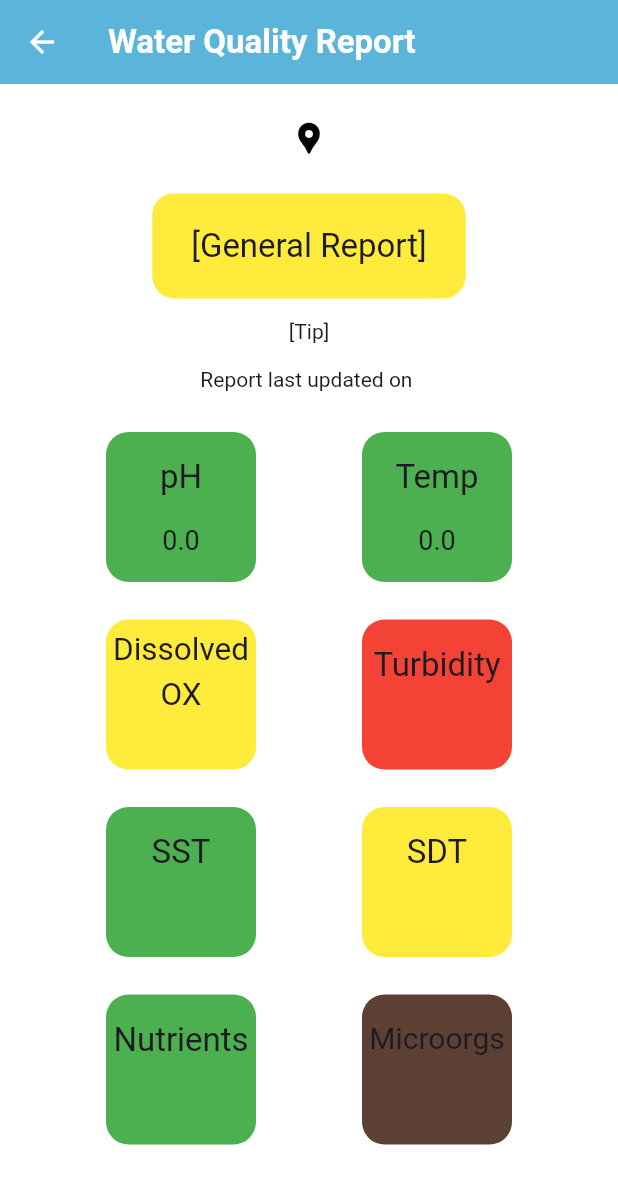
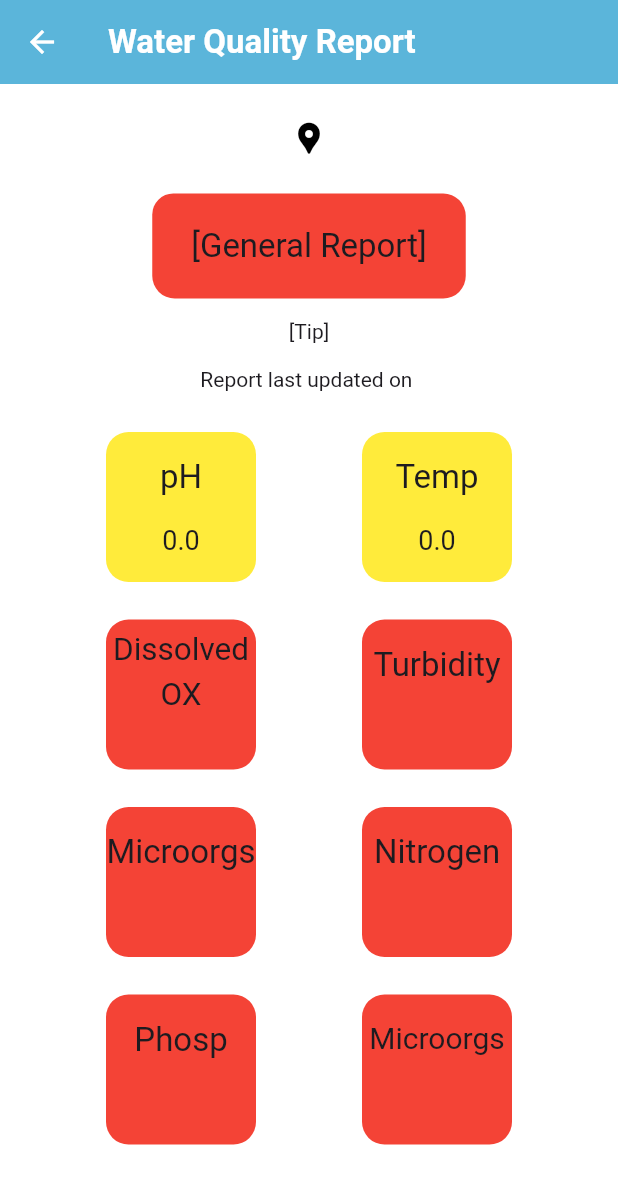
Before and after one commit to FEUP-LEIC-ES-2023-24/2LEIC03T3, a Flutter app: the WaterReportScreen screen opened directly with empty values, on a phone screen of 412 x 824 dp. Shown: the top 1184 px of the screen. Run offline on Flutter 3.47's test engine with Material 3 defaults, Android fonts, the phone set to English and light mode, and no system bars; our stand-ins replace cloud_firestore, firebase_core, google_maps_flutter, location; accounts and stored records are empty; Roboto replaces fonts that are missing (Poppins, Readex Pro).

Commit message:
updated screen report changing colors

```diff
--- a/lib/screens/WaterReport.dart
+++ b/lib/screens/WaterReport.dart
@@ -124,9 +124,9 @@ class _WaterReportScreenState extends State<WaterReportScreen> {
                           Container(
                             width: 209,
                             height: 70,
-                            decoration: const BoxDecoration(
-                              color: Colors.yellow, // replace with your color
-                              borderRadius: BorderRadius.only(
+                            decoration: BoxDecoration(
+                              color: getGeneralReportColor(widget.resource),
+                              borderRadius: const BorderRadius.only(
                                 bottomLeft: Radius.circular(15),
                                 bottomRight: Radius.circular(15),
                                 topLeft: Radius.circular(14),
@@ -190,10 +190,9 @@ class _WaterReportScreenState extends State<WaterReportScreen> {
                                   Container(
                                     width: 100,
                                     height: 100,
-                                    decoration: const BoxDecoration(
-                                      color:
-                                          Colors.green,
-                                      borderRadius: BorderRadius.only(
+                                    decoration:  BoxDecoration(
+                                      color: getPhColor(widget.resource.ph ?? 0),
+                                      borderRadius: const BorderRadius.only(
                                         bottomLeft: Radius.circular(15),
                                         bottomRight: Radius.circular(15),
                                         topLeft: Radius.circular(15),
@@ -232,10 +231,10 @@ class _WaterReportScreenState extends State<WaterReportScreen> {
                                   Container(
                                     width: 100,
                                     height: 100,
-                                    decoration: const BoxDecoration(
+                                    decoration: BoxDecoration(
                                       color:
-                                          Colors.green,
-                                      borderRadius: BorderRadius.only(
+                                          getTempColor(widget.resource.temperature ?? 0),
+                                      borderRadius: const BorderRadius.only(
                                         bottomLeft: Radius.circular(15),
                                         bottomRight: Radius.circular(15),
                                         topLeft: Radius.circular(15),
@@ -286,9 +285,9 @@ class _WaterReportScreenState extends State<WaterReportScreen> {
                                     Container(
                                       width: 100,
                                       height: 100,
-                                      decoration: const BoxDecoration(
-                                        color: Colors.yellow,
-                                        borderRadius: BorderRadius.only(
+                                      decoration: BoxDecoration(
+                                        color: getOxygenColor(widget.resource.oxygenLevels),
+                                        borderRadius: const BorderRadius.only(
                                           bottomLeft: Radius.circular(15),
                                           bottomRight: Radius.circular(15),
                                           topLeft: Radius.circular(15),
@@ -330,10 +329,10 @@ class _WaterReportScreenState extends State<WaterReportScreen> {
                                     Container(
                                       width: 100,
                                       height: 100,
-                                      decoration: const BoxDecoration(
+                                      decoration: BoxDecoration(
                                         color:
-                                            Colors.red,
-                                        borderRadius: BorderRadius.only(
+                                            getTurbidityColor(widget.resource.turbidity),
+                                        borderRadius: const BorderRadius.only(
                                           bottomLeft: Radius.circular(15),
                                           bottomRight: Radius.circular(15),
                                           topLeft: Radius.circular(15),
@@ -385,9 +384,9 @@ class _WaterReportScreenState extends State<WaterReportScreen> {
                                     Container(
                                       width: 100,
                                       height: 100,
-                                      decoration: const BoxDecoration(
-                                        color: Colors.green,
-                                        borderRadius: BorderRadius.only(
+                                      decoration: BoxDecoration(
+                                        color: getBacteriaColor(widget.resource.bacteriaLevels),
+                                        borderRadius: const BorderRadius.only(
                                           bottomLeft: Radius.circular(15),
                                           bottomRight: Radius.circular(15),
                                           topLeft: Radius.circular(15),
@@ -403,7 +402,7 @@ class _WaterReportScreenState extends State<WaterReportScreen> {
                                             alignment:
                                                 AlignmentDirectional(0, -1),
                                             child: Text(
-                                            'SST',
+                                            'Microorgs',
                                             style: TextStyle(
                                   fontFamily: 'Readex Pro',
                                   fontSize: 22,
@@ -428,9 +427,9 @@ class _WaterReportScreenState extends State<WaterReportScreen> {
                                     Container(
                                       width: 100,
                                       height: 100,
-                                      decoration: const BoxDecoration(
-                                        color: Colors.yellow,
-                                        borderRadius: BorderRadius.only(
+                                      decoration: BoxDecoration(
+                                        color: getNitrogenColor(widget.resource.totalNitrogen),
+                                        borderRadius: const BorderRadius.only(
                                           bottomLeft: Radius.circular(15),
                                           bottomRight: Radius.circular(15),
                                           topLeft: Radius.circular(15),
@@ -446,7 +445,7 @@ class _WaterReportScreenState extends State<WaterReportScreen> {
                                             alignment:
                                                 AlignmentDirectional(0, -1),
                                             child: Text(
-                                            'SDT',
+                                            'Nitrogen',
                                             style: TextStyle(
                                   fontFamily: 'Readex Pro',
                                   fontSize: 22,
@@ -482,9 +481,9 @@ class _WaterReportScreenState extends State<WaterReportScreen> {
                                     Container(
                                       width: 100,
                                       height: 100,
-                                      decoration: const BoxDecoration(
-                                        color: Colors.green,
-                                        borderRadius: BorderRadius.only(
+                                      decoration: BoxDecoration(
+                                        color: getPhosphorusColor(widget.resource.totalPhosphorus),
+                                        borderRadius: const BorderRadius.only(
                                           bottomLeft: Radius.circular(15),
                                           bottomRight: Radius.circular(15),
                                           topLeft: Radius.circular(15),
@@ -500,7 +499,7 @@ class _WaterReportScreenState extends State<WaterReportScreen> {
                                             alignment:
                                                 AlignmentDirectional(0, -1),
                                             child: Text(
-                                            'Nutrients',
+                                            'Phosp',
                                             style: TextStyle(
                                   fontFamily: 'Readex Pro',
                                   fontSize: 22,
@@ -525,9 +524,9 @@ class _WaterReportScreenState extends State<WaterReportScreen> {
                                     Container(
                                       width: 100,
                                       height: 100,
-                                      decoration: const BoxDecoration(
-                                        color: Color(0xFF5C4033),
-                                        borderRadius: BorderRadius.only(
+                                      decoration: BoxDecoration(
+                                        color: getBacteriaColor(widget.resource.bacteriaLevels),
+                                        borderRadius: const BorderRadius.only(
                                           bottomLeft: Radius.circular(15),
                                           bottomRight: Radius.circular(15),
                                           topLeft: Radius.circular(15),
@@ -583,3 +582,95 @@ class _WaterReportScreenState extends State<WaterReportScreen> {
     );
   }
 }
+
+Color getPhColor(double ph) {
+  if (ph < 6.9 || ph > 7.2) {
+    return Colors.yellow;
+  } else if (ph >= 6.9 && ph <= 7.2) {
+    return Colors.green;
+  } else {
+    return Colors.red;
+  }
+}
+
+Color getTempColor(double temp) {
+  if (temp < 20 || temp > 25) {
+    return Colors.yellow;
+  } else if (temp >= 20 && temp <= 25) {
+    return Colors.green;
+  } else {
+    return Colors.red;
+  }
+}
+
+Color getOxygenColor(String oxygen) {
+  if (oxygen == '>6') {
+    return Colors.green;
+  } else if (oxygen == '4-6') {
+    return Colors.yellow;
+  } else {
+    return Colors.red;
+  }
+}
+
+Color getTurbidityColor(String turbidity) {
+  if (turbidity == 'Baixa') {
+    return Colors.green;
+  } else if (turbidity == 'Moderada') {
+    return Colors.yellow;
+  } else {
+    return Colors.red;
+  }
+}
+
+Color getBacteriaColor(String bacteria) {
+  if (bacteria == 'Baixos') {
+    return Colors.green;
+  } else if (bacteria == 'Moderados') {
+    return Colors.yellow;
+  } else {
+    return Colors.red;
+  }
+}
+
+Color getNitrogenColor(String nitrogen) {
+  if (nitrogen == '<0.5') {
+    return Colors.green;
+  } else if (nitrogen == '0.5-1') {
+    return Colors.yellow;
+  } else {
+    return Colors.red;
+  }
+
+}
+
+Color getPhosphorusColor(String phosphorus) {
+  if (phosphorus == '<0.1') {
+    return Colors.green;
+  } else if (phosphorus == '0.1-0.3') {
+    return Colors.yellow;
+  } else {
+    return Colors.red;
+  }
+}
+
+Color getGeneralReportColor(WaterResource resource) {
+  if (getPhColor(resource.ph ?? 0) == Colors.red ||
+      getTempColor(resource.temperature ?? 0) == Colors.red ||
+      getOxygenColor(resource.oxygenLevels) == Colors.red ||
+      getTurbidityColor(resource.turbidity) == Colors.red ||
+      getBacteriaColor(resource.bacteriaLevels) == Colors.red ||
+      getNitrogenColor(resource.totalNitrogen) == Colors.red ||
+      getPhosphorusColor(resource.totalPhosphorus) == Colors.red) {
+    return Colors.red;
+  } else if (getPhColor(resource.ph ?? 0) == Colors.yellow ||
+      getOxygenColor(resource.oxygenLevels) == Colors.yellow ||
+      getTurbidityColor(resource.turbidity) == Colors.yellow ||
+      getBacteriaColor(resource.bacteriaLevels) == Colors.yellow ||
+      getNitrogenColor(resource.totalNitrogen) == Colors.yellow ||
+      getPhosphorusColor(resource.totalPhosphorus) == Colors.yellow) {
+    return Colors.yellow;
+  } else {
+    return Colors.green;
+  }
+}
```
